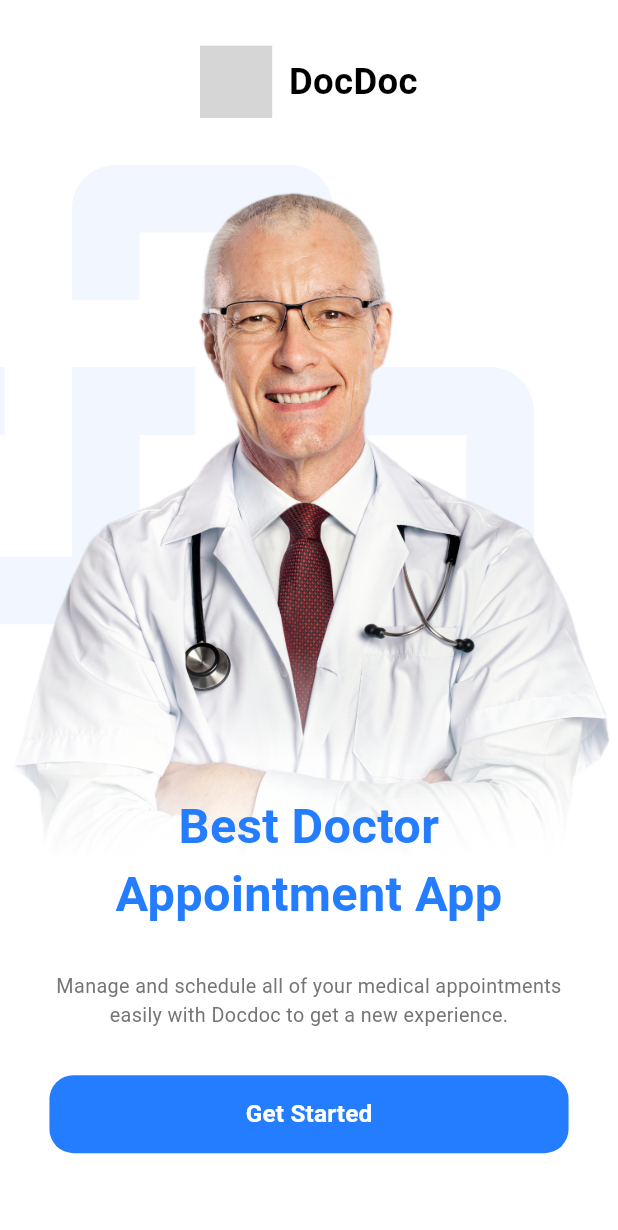
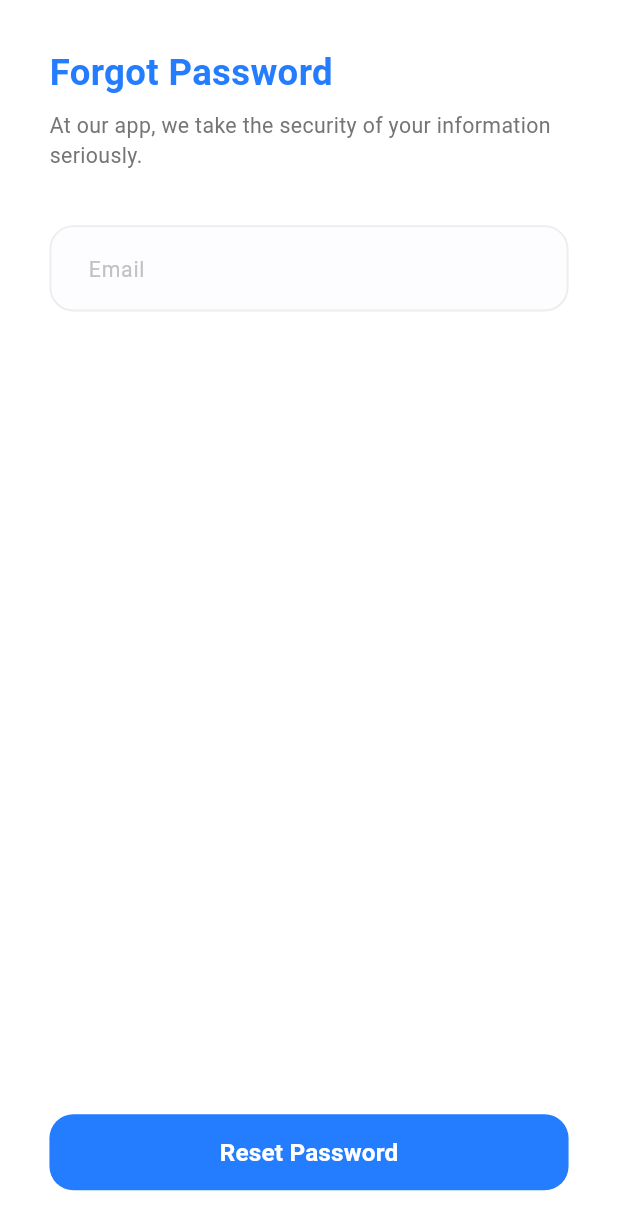
Before and after one commit to ahmedroa/Doctor-App, a Flutter app: the screen it shows after launch, on a phone screen of 412 x 824 dp. Shown: the top 1230 px of the screen. Run offline on Flutter 3.47's test engine with Material 3 defaults, Android fonts, the phone set to English and light mode, and no system bars; our stand-ins replace dio, flutter_bloc, flutter_screenutil, flutter_svg, freezed_annotation, get_it and 2 more; generated files the repository leaves out were written again; grey boxes are pictures that could not be loaded.

Commit message:
Add Page Forgot Password

```diff
--- a/lib/core/networking/api_error_model.dart
+++ b/lib/core/networking/api_error_model.dart
@@ -1,3 +1,5 @@
+// ignore_for_file: depend_on_referenced_packages
+
 import 'package:json_annotation/json_annotation.dart';
 // part 'test.dart';
 part 'api_error_model.g.dart';
--- a/lib/core/routing/routes.dart
+++ b/lib/core/routing/routes.dart
@@ -1,5 +1,6 @@
 class Routes {
   static const String onBoardingScreen = '/onBoardingScreen';
   static const String loginScreen = '/loginScreen';
+  static const String signUpScreen = '/signUpScreen';
   static const String homeScreen = '/homeScreen';
 }
--- a/lib/doc_app.dart
+++ b/lib/doc_app.dart
@@ -1,5 +1,6 @@
 import 'package:doctor/core/routing/app_router.dart';
 import 'package:doctor/core/theming/colors.dart';
+import 'package:doctor/features/login/ui/forgotPassword.dart';
 import 'package:flutter/material.dart';
 
 import 'package:flutter_screenutil/flutter_screenutil.dart';
@@ -22,8 +23,9 @@ class DocApp extends StatelessWidget {
             scaffoldBackgroundColor: Colors.white,
           ),
           debugShowCheckedModeBanner: false,
-          initialRoute: Routes.onBoardingScreen,
-          onGenerateRoute: appRouter.generateRoute,
+          // initialRoute: Routes.onBoardingScreen,
+          // onGenerateRoute: appRouter.generateRoute,
+          home: const ForgotPassword(),
         ));
   }
 }
--- /dev/null
+++ b/lib/features/login/ui/forgotPassword.dart
@@ -0,0 +1,55 @@
+import 'package:doctor/core/helpers/app_regex.dart';
+import 'package:doctor/core/helpers/spacing.dart';
+import 'package:doctor/core/theming/styles.dart';
+import 'package:doctor/core/theming/widgets/app_text_button.dart';
+import 'package:doctor/core/theming/widgets/app_text_form_field.dart';
+import 'package:flutter/material.dart';
+// ignore: depend_on_referenced_packages
+import 'package:flutter_screenutil/flutter_screenutil.dart';
+
+class ForgotPassword extends StatelessWidget {
+  const ForgotPassword({super.key});
+
+  @override
+  Widget build(BuildContext context) {
+    return Scaffold(
+      body: SafeArea(
+        child: Padding(
+          padding: EdgeInsets.symmetric(horizontal: 30.w, vertical: 30.h),
+          child: Column(
+            crossAxisAlignment: CrossAxisAlignment.start,
+            children: [
+              Text(
+                'Forgot Password',
+                style: TextStyles.font24BlueBold,
+              ),
+              verticalSpace(8),
+              Text(
+                'At our app, we take the security of your information seriously.',
+                style: TextStyles.font14GrayRegular,
+              ),
+              verticalSpace(36),
+              AppTextFormField(
+                hintText: 'Email',
+                validator: (value) {
+                  if (value == null ||
+                      value.isEmpty ||
+                      !AppRegex.isEmailValid(value)) {
+                    return 'Please enter a valid email';
+                  }
+                },
+                // controller: context.read<LoginCubit>().emailController,
+              ),
+              const Spacer(),
+              AppTextButton(
+                buttonText: "Reset Password",
+                textStyle: TextStyles.font16WhiteSemiBold,
+                onPressed: () {},
+              ),
+            ],
+          ),
+        ),
+      ),
+    );
+  }
+}
--- a/lib/features/login/ui/widgets/password_validations.dart
+++ b/lib/features/login/ui/widgets/password_validations.dart
@@ -46,7 +46,7 @@ class PasswordValidations extends StatelessWidget {
         ),
         horizontalSpace(6),
         Text(
-          //'At least 1 lowercase letter',
+          // 'At least 1 lowercase letter',
           text,
           style: TextStyles.font13DarkBlueRegular.copyWith(
             decoration: hasValidated ? TextDecoration.lineThrough : null,
```
Also changed, not shown: lib/core/di/dependency_injection.dart (+9 -7 lines), lib/core/routing/app_router.dart (+12 -3 lines), lib/core/theming/widgets/loading.dart (added, +11 -0 lines), lib/features/login/ui/widgets/already_have_account_text.dart (+7 -0 lines), lib/features/login/ui/widgets/email_and_password.dart (+7 -7 lines), lib/features/login/ui/widgets/login_bloc_listener.dart (+4 -35 lines).
